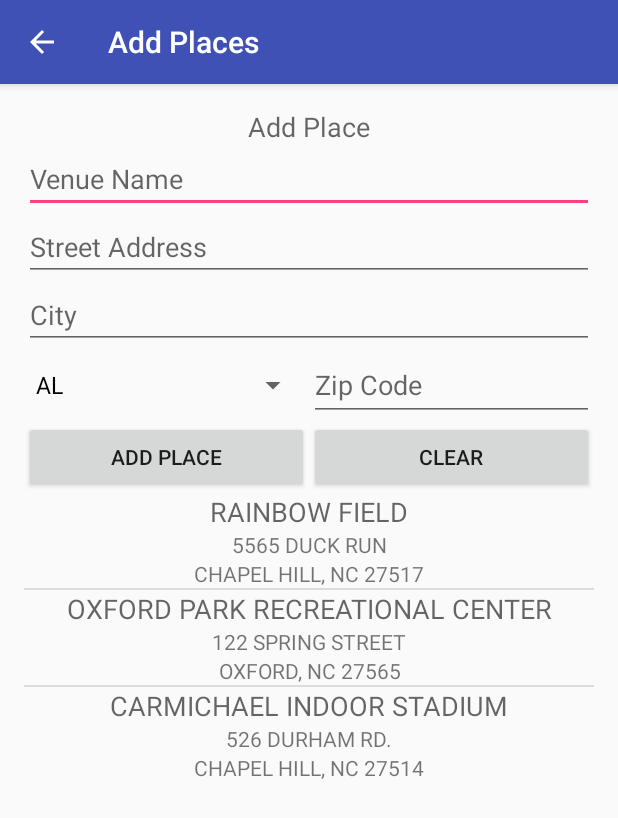
After one commit to B3ACONsoft/ProjectCode, an Android app: the AddPlaceActivity screen opened directly, with no data from a screen before it, on a phone screen of 412 x 824 dp. The commit adds this screen. Shown: the top 818 px of the screen. Run offline under Robolectric (Android 15) with nearby library versions, the phone set to English and light mode, and no system bars.

Commit message:
Add Places Button Works and Replenishes ListView

```diff
--- a/Android/UI/SYCORowLayouts/app/src/main/java/beaconsoft/sycorowlayouts/activities/EventListAdapter.java
+++ b/Android/UI/SYCORowLayouts/app/src/main/java/beaconsoft/sycorowlayouts/EventListAdapter.java
@@ -1,4 +1,4 @@
-package beaconsoft.sycorowlayouts.activities;
+package beaconsoft.sycorowlayouts;
 
 import android.content.Context;
 import android.util.Log;
--- /dev/null
+++ b/Android/UI/SYCORowLayouts/app/src/main/java/beaconsoft/sycorowlayouts/PlaceListAdapter.java
@@ -0,0 +1,49 @@
+package beaconsoft.sycorowlayouts;
+
+import android.content.Context;
+import android.view.LayoutInflater;
+import android.view.View;
+import android.view.ViewGroup;
+import android.widget.ArrayAdapter;
+import android.widget.TextView;
+
+import java.util.List;
+
+import beaconsoft.sycorowlayouts.dbobjects.Place;
+
+/**
+ * Created by Patrick on 3/23/2016.
+ */
+public class PlaceListAdapter extends ArrayAdapter<Place> {
+    private DataSource dataSource;
+    private List<Place> data = null;
+    private static LayoutInflater inflater=null;
+
+    public PlaceListAdapter(Context context, int layoutResourceId, List<Place> data, DataSource dataSource) {
+        super(context, layoutResourceId, data);
+        this.data = data;
+        this.dataSource = dataSource;
+    }
+
+    @Override
+    public View getView(int position, View convertView, ViewGroup parent) {
+        View row = convertView;
+        if (convertView == null) {
+            inflater = LayoutInflater.from(getContext());
+            row = inflater.inflate(R.layout.custom_list_view_places, null);
+        }
+
+        TextView venueName = (TextView) row.findViewById(R.id.textViewCustomPlacesVenueName);
+        TextView streetAddress = (TextView) row.findViewById(R.id.textViewCustomPlacesStreetAddress);
+        TextView cityStateZip = (TextView) row.findViewById(R.id.textViewCustomPlacesCityStateZip);
+
+
+        Place placeForView = data.get(position);
+        venueName.setText(placeForView.getPlaceName());
+        streetAddress.setText(placeForView.getStreetAddress());
+        cityStateZip.setText(placeForView.getCity() + ", " + placeForView.getState() + " " +
+                placeForView.getZip());
+
+        return row;
+    }
+}
--- /dev/null
+++ b/Android/UI/SYCORowLayouts/app/src/main/java/beaconsoft/sycorowlayouts/activities/AddPlaceActivity.java
@@ -0,0 +1,126 @@
+package beaconsoft.sycorowlayouts.activities;
+
+import android.support.v7.app.AppCompatActivity;
+import android.os.Bundle;
+import android.view.View;
+import android.widget.AdapterView;
+import android.widget.AdapterView.OnItemSelectedListener;
+import android.widget.ArrayAdapter;
+import android.widget.EditText;
+import android.widget.ListAdapter;
+import android.widget.ListView;
+import android.widget.Spinner;
+
+import java.sql.SQLException;
+import java.util.ArrayList;
+import java.util.List;
+
+import beaconsoft.sycorowlayouts.DataSource;
+import beaconsoft.sycorowlayouts.PlaceListAdapter;
+import beaconsoft.sycorowlayouts.R;
+import beaconsoft.sycorowlayouts.dbobjects.Place;
+
+public class AddPlaceActivity extends AppCompatActivity implements OnItemSelectedListener {
+
+    private DataSource dataSource = new DataSource(this);
+    private Spinner spinnerStates;
+    private ArrayList<String> states = new ArrayList<>();
+    private List<Place>      places  = new ArrayList<>();
+    private String[]arrayStates = new String[] { "AL","AK","AZ","AR","CA","CO","CT","DE","FL","GA",
+            "HI","ID","IL","IN","IA","KS","KY","LA","ME","MD","MA","MI","MN","MS","MO","MT","NE",
+            "NV","NH","NJ","NM","NY","NC","ND","OH","OK","OR","PA","RI","SC","SD","TN","TX","UT",
+            "VT","VA","WA","WV","WI","WY" };
+
+    private ArrayAdapter spinnerStatesAdapter;
+    private ListAdapter spinnerPlacesAdapter;
+    private ListView placesAddPlacesListView;
+    private EditText          name;
+    private EditText streetAddress;
+    private EditText          city;
+    private EditText           zip;
+
+    @Override
+    protected void onResume(){
+        try {
+            dataSource.open();
+        } catch (SQLException e) {
+            e.printStackTrace();
+        }
+        super.onResume();
+    }
+
+    @Override
+    protected void onDestroy(){
+        dataSource.close();
+        super.onDestroy();
+    }
+
+    @Override
+    protected void onPause(){
+        dataSource.close();
+        super.onPause();
+    }
+
+    @Override
+    protected void onCreate(Bundle savedInstanceState) {
+        super.onCreate(savedInstanceState);
+        setContentView(R.layout.activity_add_place);
+
+        try {
+            dataSource.open();
+        } catch (SQLException e) {
+            e.printStackTrace();
+        }
+
+        for(String s: arrayStates){
+            states.add(s);
+        }
+        spinnerStates = (Spinner) findViewById(R.id.spinnerStates);
+        spinnerStatesAdapter = new ArrayAdapter(this, R.layout.support_simple_spinner_dropdown_item,
+                states);
+        spinnerStates.setOnItemSelectedListener(this);
+        spinnerStates.setAdapter(spinnerStatesAdapter);
+        placesAddPlacesListView = (ListView)findViewById(R.id.listViewAddPlaces);
+        places.addAll(dataSource.getListOfPlaces());
+        if (places.size() > 0){
+            spinnerPlacesAdapter = new PlaceListAdapter(this, R.layout.custom_list_view_places, places, dataSource);
+            placesAddPlacesListView.setAdapter(spinnerPlacesAdapter);
+        }
+    }
+
+    @Override
+    public void onItemSelected(AdapterView<?> parent, View view, int position, long id) {
+        parent.setSelection(position);
+    }
+
+    @Override
+    public void onNothingSelected(AdapterView<?> parent) {
+
+    }
+
+    public void addNewPlace(View view){
+                 name = (EditText)findViewById(R.id.editTextAddPlacePlaceName);
+        streetAddress = (EditText)findViewById(R.id.editTextAddPlacetreetAddress);
+                 city = (EditText)findViewById(R.id.editTextAddPlaceCity);
+                  zip = (EditText)findViewById(R.id.editTextAddPlaceZip);
+
+
+
+        dataSource.createPlace(name.getText().toString().toUpperCase(),
+                streetAddress.getText().toString().toUpperCase(),
+                city.getText().toString().toUpperCase(),
+                spinnerStates.getSelectedItem().toString().toUpperCase(),
+                Integer.parseInt(zip.getText().toString()));
+
+        places.clear();
+        places.addAll(dataSource.getListOfPlaces());
+        if (places.size() > 0){
+            spinnerPlacesAdapter = new PlaceListAdapter(this, R.layout.custom_list_view_places, places, dataSource);
+            placesAddPlacesListView.setAdapter(spinnerPlacesAdapter);
+        }
+    }
+
+    public void openGoogleMaps(View view){
+
+    }
+}
--- /dev/null
+++ b/Android/UI/SYCORowLayouts/app/src/main/res/layout/activity_add_place.xml
@@ -0,0 +1,117 @@
+<?xml version="1.0" encoding="utf-8"?>
+<TableLayout xmlns:android="http://schemas.android.com/apk/res/android"
+    xmlns:tools="http://schemas.android.com/tools"
+    android:layout_width="match_parent"
+    android:layout_height="match_parent"
+    android:paddingBottom="@dimen/activity_vertical_margin"
+    android:paddingLeft="@dimen/activity_horizontal_margin"
+    android:paddingRight="@dimen/activity_horizontal_margin"
+    android:paddingTop="@dimen/activity_vertical_margin"
+    tools:context="beaconsoft.sycorowlayouts.activities.AddPlaceActivity">
+
+    <TableRow
+        android:layout_width="match_parent"
+        android:layout_height="match_parent">
+
+        <TextView
+            android:layout_width="0dp"
+            android:layout_height="wrap_content"
+            android:textAppearance="?android:attr/textAppearanceMedium"
+            android:text="Add Place"
+            android:id="@+id/textViewPlacesWelcome"
+            android:layout_weight="1"
+            android:textAlignment="center" />
+    </TableRow>
+
+    <TableRow
+        android:layout_width="match_parent"
+        android:layout_height="match_parent">
+
+        <EditText
+            android:layout_width="0dp"
+            android:layout_height="wrap_content"
+            android:inputType="textPersonName"
+            android:ems="10"
+            android:id="@+id/editTextAddPlacePlaceName"
+            android:hint="Venue Name"
+            android:layout_weight="1" />
+    </TableRow>
+
+    <TableRow
+        android:layout_width="match_parent"
+        android:layout_height="match_parent">
+
+        <EditText
+            android:layout_width="0dp"
+            android:layout_height="wrap_content"
+            android:inputType="textPostalAddress"
+            android:ems="10"
+            android:id="@+id/editTextAddPlacetreetAddress"
+            android:layout_weight="1"
+            android:hint="Street Address" />
+    </TableRow>
+
+    <TableRow
+        android:layout_width="match_parent"
+        android:layout_height="match_parent">
+
+        <EditText
+            android:layout_width="0dp"
+            android:layout_height="wrap_content"
+            android:id="@+id/editTextAddPlaceCity"
+            android:hint="City"
+            android:layout_weight="1" />
+    </TableRow>
+
+    <TableRow
+        android:layout_width="match_parent"
+        android:layout_height="match_parent">
+
+        <Spinner
+            android:layout_width="0dp"
+            android:layout_height="wrap_content"
+            android:id="@+id/spinnerStates"
+            android:layout_weight="1" />
+
+        <EditText
+            android:layout_width="0dp"
+            android:layout_height="match_parent"
+            android:inputType="number"
+            android:id="@+id/editTextAddPlaceZip"
+            android:layout_weight="1"
+            android:layout_gravity="bottom"
+            android:hint="Zip Code"
+            android:typeface="normal" />
+    </TableRow>
+
+    <TableRow
+        android:layout_width="match_parent"
+        android:layout_height="match_parent">
+
+        <Button
+            android:layout_width="0dp"
+            android:layout_height="wrap_content"
+            android:text="Add Place"
+            android:id="@+id/buttonAddPlace"
+            android:layout_weight="1"
+            android:onClick="addNewPlace" />
+
+        <Button
+            android:layout_width="0dp"
+            android:layout_height="wrap_content"
+            android:text="Clear"
+            android:id="@+id/buttonClear"
+            android:layout_weight="1" />
+    </TableRow>
+
+    <TableRow
+        android:layout_width="match_parent"
+        android:layout_height="match_parent">
+
+        <ListView
+            android:layout_width="0dp"
+            android:layout_height="wrap_content"
+            android:id="@+id/listViewAddPlaces"
+            android:layout_weight="1" />
+    </TableRow>
+</TableLayout>
--- /dev/null
+++ b/Android/UI/SYCORowLayouts/app/src/main/res/layout/custom_list_view_places.xml
@@ -0,0 +1,53 @@
+<?xml version="1.0" encoding="utf-8"?>
+<TableLayout xmlns:android="http://schemas.android.com/apk/res/android"
+    android:layout_width="match_parent"
+    android:layout_height="match_parent"
+    android:onClick="openGoogleMaps">
+
+
+    <TableRow
+        android:layout_width="match_parent"
+        android:layout_height="match_parent">
+
+        <TextView
+            android:layout_width="0dp"
+            android:layout_height="wrap_content"
+            android:textAppearance="?android:attr/textAppearanceMedium"
+            android:text="Venue Name"
+            android:id="@+id/textViewCustomPlacesVenueName"
+            android:layout_weight="1"
+            android:textAlignment="center" />
+    </TableRow>
+
+    <TableRow
+        android:layout_width="match_parent"
+        android:layout_height="match_parent">
+
+        <TextView
+            android:layout_width="0dp"
+            android:layout_height="wrap_content"
+            android:textAppearance="?android:attr/textAppearanceSmall"
+            android:text="Street Address"
+            android:id="@+id/textViewCustomPlacesStreetAddress"
+            android:textAlignment="center"
+            android:layout_weight="1" />
+    </TableRow>
+
+    <TableRow
+        android:layout_width="match_parent"
+        android:layout_height="match_parent">
+
+        <TextView
+            android:layout_width="0dp"
+            android:layout_height="wrap_content"
+            android:textAppearance="?android:attr/textAppearanceSmall"
+            android:text="City, State Zip"
+            android:id="@+id/textViewCustomPlacesCityStateZip"
+            android:textAlignment="center"
+            android:layout_weight="1" />
+    </TableRow>
+
+    <TableRow
+        android:layout_width="match_parent"
+        android:layout_height="match_parent"></TableRow>
+</TableLayout>
```
Also changed, not shown: Android/UI/SYCORowLayouts/app/src/main/AndroidManifest.xml (+12 -3 lines), Android/UI/SYCORowLayouts/app/src/main/java/beaconsoft/sycorowlayouts/activities/CalendarActivity.java (+1 -17 lines), Android/UI/SYCORowLayouts/app/src/main/java/beaconsoft/sycorowlayouts/activities/EditEventsActivity.java (+50 -3 lines), Android/UI/SYCORowLayouts/app/src/main/res/layout/activity_edit_events.xml (+44 -0 lines).
